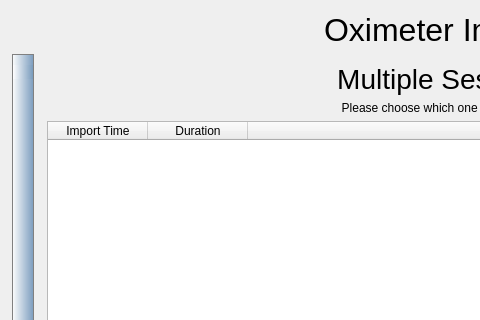
sbonaime/sleepyhead-code., file sleepyhead/oximeterimport.ui: the form before one commit; both pictures show x 0 to 480 and y 0 to 320 of the 986 by 623 pixel window.
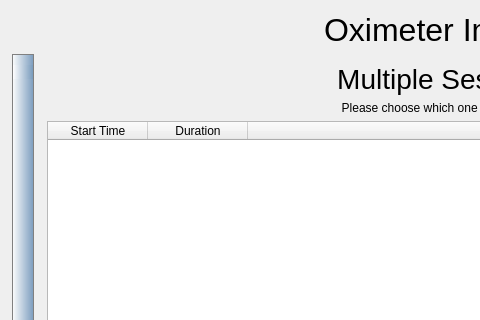
The form after the commit. Icons and pictures are not drawn.

```diff
--- a/sleepyhead/oximeterimport.ui
+++ b/sleepyhead/oximeterimport.ui
@@ -1349,7 +1349,7 @@
            </attribute>
            <column>
             <property name="text">
-             <string>Import Time</string>
+             <string>Start Time</string>
             </property>
            </column>
            <column>
```
